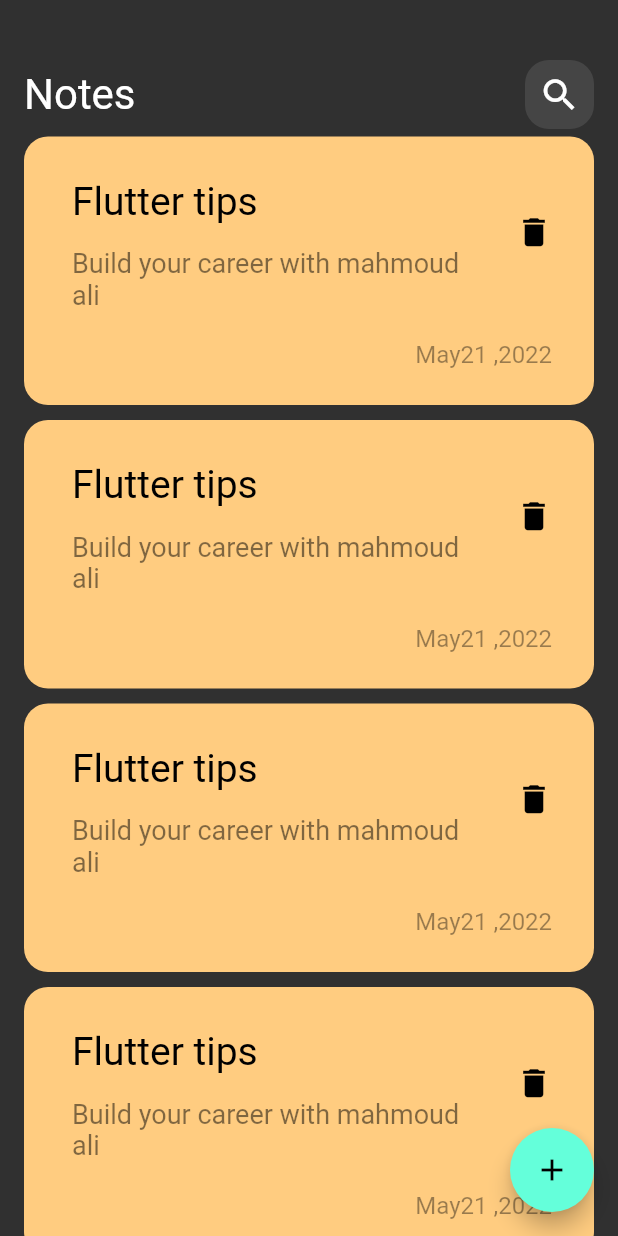
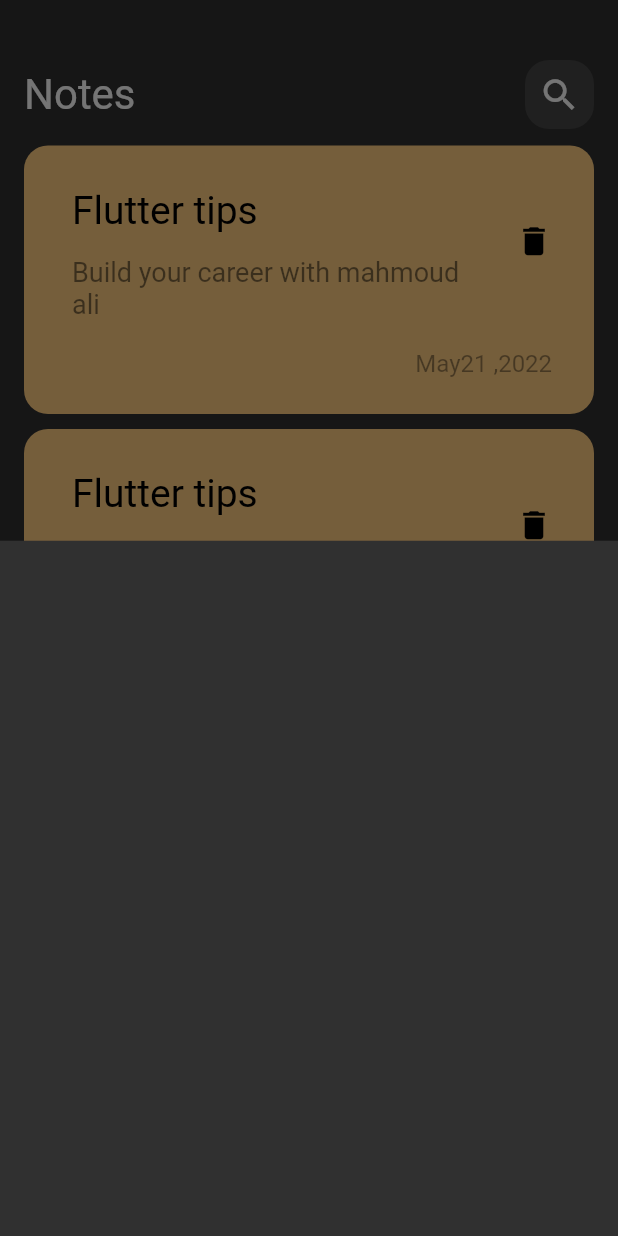
Before and after one commit to MahmoudAli0/notes_app, a Flutter app: the screen it shows after launch, after a tap on the "add" icon, on a phone screen of 412 x 824 dp. Run offline on Flutter 3.47's test engine with Material 2 defaults, Android fonts, the phone set to English and light mode, and no system bars.

Commit message:
update floatActionBottom and make the add note bottom sheet

```diff
--- /dev/null
+++ b/lib/AddNoteBottomSheet.dart
@@ -0,0 +1,9 @@
+import 'package:flutter/material.dart';
+class AddNoteSheet extends StatelessWidget {
+  const AddNoteSheet({Key? key}) : super(key: key);
+
+  @override
+  Widget build(BuildContext context) {
+    return Container();
+  }
+}
--- a/lib/CustomNotesListView.dart
+++ b/lib/CustomNotesListView.dart
@@ -5,10 +5,13 @@ class CustomNotesListView extends StatelessWidget {
 
   @override
   Widget build(BuildContext context) {
-    return ListView.builder(itemBuilder: (context,index){
-      return Padding(
-        padding: EdgeInsets.symmetric(vertical: 5),
-        child:NoteItem() ,);
-    });
+    return Padding(
+      padding: const EdgeInsets.symmetric(vertical: 6),
+      child: ListView.builder(itemBuilder: (context,index){
+        return Padding(
+          padding: EdgeInsets.symmetric(vertical: 5),
+          child:NoteItem() ,);
+      }),
+    );
   }
 }
--- a/lib/views.dart
+++ b/lib/views.dart
@@ -1,4 +1,5 @@
 import 'package:flutter/material.dart';
+import 'package:notes_app/AddNoteBottomSheet.dart';
 import 'package:notes_app/NotesAppBody.dart';
 class notesScreen extends StatelessWidget {
   const notesScreen({Key? key}) : super(key: key);
@@ -6,7 +7,11 @@ class notesScreen extends StatelessWidget {
   @override
   Widget build(BuildContext context) {
     return Scaffold(
-      floatingActionButton: FloatingActionButton(onPressed: (){},child: Icon(Icons.add),),
+      floatingActionButton: FloatingActionButton(onPressed: (){
+        showModalBottomSheet(context: context, builder: (context){
+          return AddNoteSheet();
+        });
+      },child: Icon(Icons.add),),
       body: NotesViewBody(),
     );
   }
```
